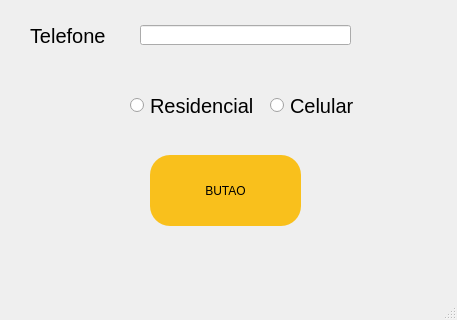
Above: Agenda/Aula 07 Agenda.ui from IgordeMoura/DS---Python before the change; both pictures show x 0 to 457 and y 425 to 745 of the 457 by 745 pixel window. Below: the same form after it.
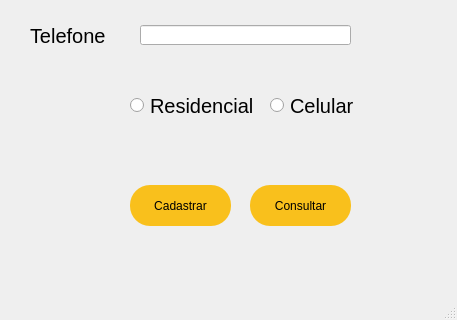
That is the form after the change.

Commit message: Aula 09 dia 14/05 - Igor

```diff
--- a/Agenda/Aula 07 Agenda.ui
+++ b/Agenda/Aula 07 Agenda.ui
@@ -113,10 +113,10 @@
    <widget class="QPushButton" name="btnCadastro">
     <property name="geometry">
      <rect>
-      <x>150</x>
-      <y>580</y>
-      <width>151</width>
-      <height>71</height>
+      <x>130</x>
+      <y>610</y>
+      <width>101</width>
+      <height>41</height>
      </rect>
     </property>
     <property name="styleSheet">
@@ -126,7 +126,7 @@
 }</string>
     </property>
     <property name="text">
-     <string>BUTAO</string>
+     <string>Cadastrar</string>
     </property>
     <property name="autoRepeat">
      <bool>false</bool>
@@ -214,6 +214,34 @@
      <string>Celular</string>
     </property>
    </widget>
+   <widget class="QPushButton" name="btnConsultar">
+    <property name="geometry">
+     <rect>
+      <x>250</x>
+      <y>610</y>
+      <width>101</width>
+      <height>41</height>
+     </rect>
+    </property>
+    <property name="styleSheet">
+     <string notr="true">QPushButton{
+	background-color: rgb(249, 192, 28);
+	border-radius: 20px;
+}</string>
+    </property>
+    <property name="text">
+     <string>Consultar</string>
+    </property>
+    <property name="autoRepeat">
+     <bool>false</bool>
+    </property>
+    <property name="autoRepeatDelay">
+     <number>300</number>
+    </property>
+    <property name="autoRepeatInterval">
+     <number>100</number>
+    </property>
+   </widget>
   </widget>
   <widget class="QMenuBar" name="menubar">
    <property name="geometry">
```
The commit also changes 2 other files.
